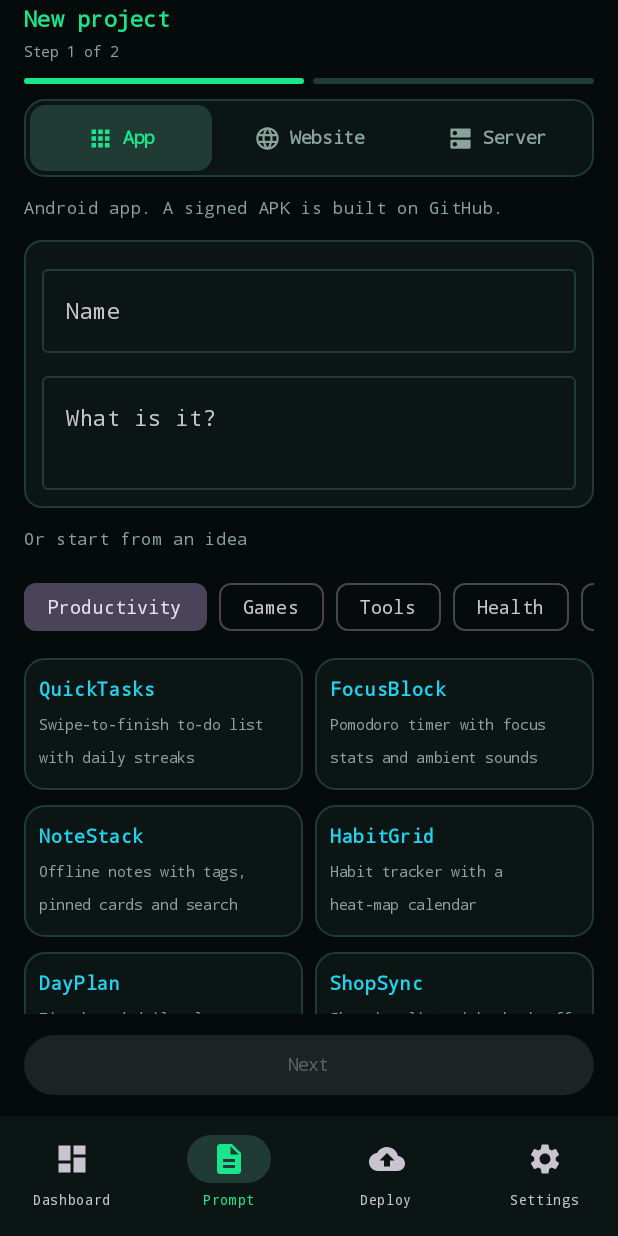
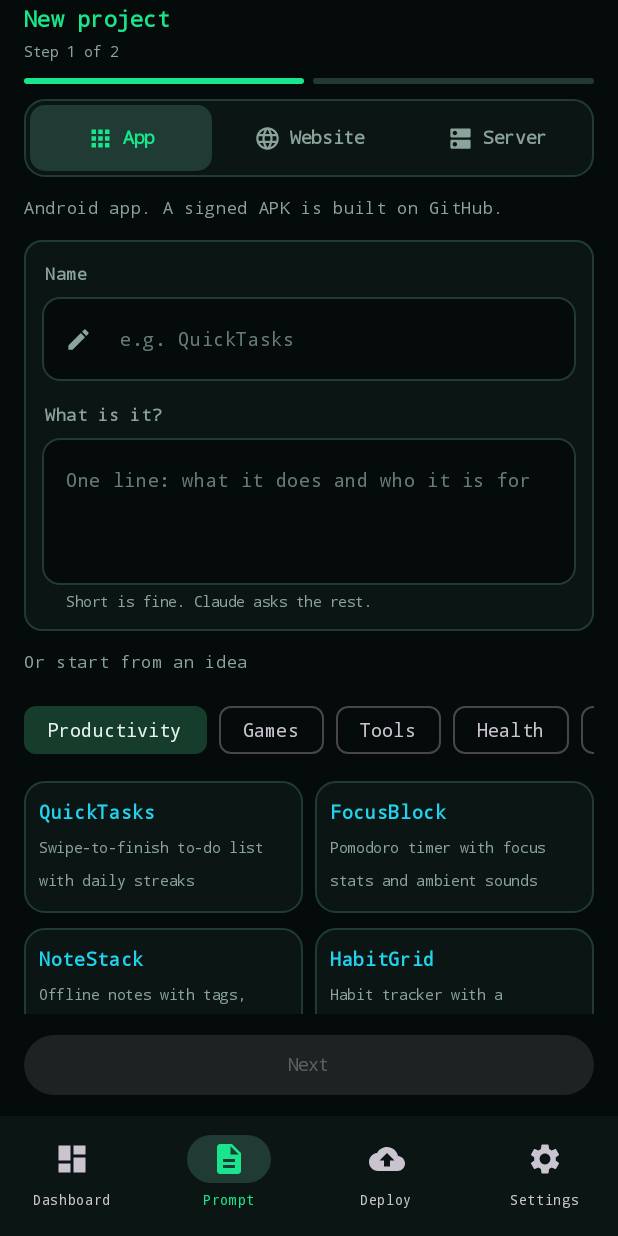
Before and after one commit to krishna000627-pixel/apphub, an Android app built with Jetpack Compose: the screen it shows after launch (MainActivity), item 2 of the bottom bar chosen, on a phone screen of 412 x 824 dp. Run offline under Robolectric (Android 15) with nearby library versions, the phone set to English and light mode, and no system bars; our stand-ins replace Room's generated code; pictures from the network do not load; 24 statements that could not run were skipped.

Commit message:
v80: update from App Hub

```diff
--- a/app/build.gradle.kts
+++ b/app/build.gradle.kts
@@ -25,7 +25,7 @@ android {
     defaultConfig {
         applicationId = "com.krishna.apphub"
         minSdk = 26; targetSdk = 35
-        versionCode = 79; versionName = "79.0"
+        versionCode = 80; versionName = "80.0"
         buildConfigField("String", "APPHUB_CLIENT_SECRET", "\"${project.findProperty("APPHUB_CLIENT_SECRET") ?: ""}\"")
         buildConfigField("String", "APPHUB_CLIENT_ID", "\"${project.findProperty("APPHUB_CLIENT_ID") ?: "Ov23lid24TxTmpt2GX9e"}\"")
     }
--- a/app/src/main/java/com/krishna/apphub/About.kt
+++ b/app/src/main/java/com/krishna/apphub/About.kt
@@ -18,6 +18,7 @@ import androidx.navigation.NavHostController
 /** v28: short release notes shown on the About page (newest first). */
 object ChangeLog {
     val list: List<Pair<String, List<String>>> = listOf(
+        "v80" to listOf("The dot at the end of the download bar is gone. Text and icons on buttons now follow the colour behind them (white on the darker buttons of the light themes), and chips and bars use the theme colour instead of lilac. The prompt page has new input boxes: label above, inset box, green border while you type, a clear button, and a hint. Picked idea and option cards get a soft green fill."),
         "v79" to listOf("The build log looks like GitHub.com: one block per step with a status icon, name and time. Tap a step to open it; a running or failed step starts open. While a build runs the steps and the log refresh by themselves and the page follows the newest line. Errors are red, warnings amber, commands cyan, and every line has its number."),
         "v78" to listOf("Live build steps: open a running build on the Builds page and its steps update every 3 seconds, with the running step marked and counting up, and the time of each finished step. A running job's log page checks again every 4 seconds, follows the newest line, and fills in as soon as GitHub has the text."),
         "v77" to listOf("Tapping a card (build, app, release) now tints the whole card at once, with no half-covering circle."),
--- a/app/src/main/java/com/krishna/apphub/Dialogs.kt
+++ b/app/src/main/java/com/krishna/apphub/Dialogs.kt
@@ -77,7 +77,7 @@ fun dCancel(label: String = "Cancel", onClick: () -> Unit) = DAct(label, DAct.CA
     val label = @Composable { Text(a.label, fontSize = 14.sp, fontWeight = if (a.style == DAct.FILLED) FontWeight.Bold else FontWeight.Normal, maxLines = 1, softWrap = false, overflow = TextOverflow.Ellipsis) }
     when {
         a.style == DAct.FILLED -> Button(a.onClick, m, enabled = a.enabled, contentPadding = pad,
-            colors = ButtonDefaults.buttonColors(containerColor = c, contentColor = Color.Black)) { label() }
+            colors = ButtonDefaults.buttonColors(containerColor = c, contentColor = onFill(c))) { label() }
         a.style == DAct.OUTLINED || inRow -> OutlinedButton(a.onClick, m, enabled = a.enabled, contentPadding = pad,
             border = BorderStroke(1.dp, c.copy(alpha = 0.7f)), colors = ButtonDefaults.outlinedButtonColors(contentColor = c)) { label() }
         else -> TextButton(a.onClick, m, enabled = a.enabled, contentPadding = pad, colors = ButtonDefaults.textButtonColors(contentColor = c)) { label() }
--- a/app/src/main/java/com/krishna/apphub/Pages.kt
+++ b/app/src/main/java/com/krishna/apphub/Pages.kt
@@ -73,7 +73,7 @@ fun repoOf(url: String): String {
             OutlinedButton(onOpen, Modifier.weight(1f), contentPadding = PaddingValues(horizontal = 8.dp, vertical = 8.dp)) { BtnText("Open") }
             if (!added) Button({ type?.let { onAdd(it) } }, Modifier.weight(1f), enabled = canAdd && type != null,
                 contentPadding = PaddingValues(horizontal = 8.dp, vertical = 8.dp),
-                colors = ButtonDefaults.buttonColors(containerColor = Green, contentColor = Color.Black)) { BtnText(if (type == null) "Pick type" else "Add") }
+                colors = ButtonDefaults.buttonColors(containerColor = Green, contentColor = onFill(Green))) { BtnText(if (type == null) "Pick type" else "Add") }
         }
     }
 }
--- a/app/src/main/java/com/krishna/apphub/PromptPages.kt
+++ b/app/src/main/java/com/krishna/apphub/PromptPages.kt
@@ -27,6 +27,7 @@ import androidx.compose.ui.Alignment
 import androidx.compose.ui.Modifier
 import androidx.compose.ui.draw.clip
 import androidx.compose.ui.graphics.Color
+import androidx.compose.ui.graphics.lerp
 import androidx.compose.ui.graphics.vector.ImageVector
 import androidx.compose.ui.text.font.FontWeight
 import androidx.compose.ui.unit.dp
@@ -57,7 +58,7 @@ import androidx.navigation.NavHostController
         }
         if (adopt) Text("Makes this project work with App Hub: workflow, version, secrets and delivery. Send it to Claude with the project.", fontSize = 12.sp, color = Muted)
         else {
-            OutlinedTextField(note, { note = it }, Modifier.fillMaxWidth(), minLines = 4, label = { Text(Prompts.hint(task, p.kind)) })
+            HubField("Details", note, { note = it }, Prompts.hint(task, p.kind), minLines = 4)
             if (task == "Fix error") Mono(if (err.isBlank()) "No build error on record." else "Build error included (${err.lines().count { it.isNotBlank() }} lines)", color = Muted)
             Row(verticalAlignment = Alignment.CenterVertically) {
                 HubSwitch(deliver, { deliver = it; vm.prefs.promptDeliver = it })
@@ -98,9 +99,28 @@ private val CardShape = RoundedCornerShape(14.dp)
         }
     }
 
+/**
+ * v80: one input box for the prompt pages. The label sits above the box, the box is inset (darker than the card it sits in),
+ * the border turns green when you type, and a single-line box has a clear (x) button.
+ */
+@Composable fun HubField(label: String, value: String, onChange: (String) -> Unit, placeholder: String, modifier: Modifier = Modifier,
+                         singleLine: Boolean = false, minLines: Int = 1, icon: ImageVector? = null, hint: String = "") {
+    Column(modifier) {
+        Text(label, fontSize = 12.sp, fontWeight = FontWeight.Bold, color = Muted, modifier = Modifier.padding(start = 2.dp, bottom = 4.dp))
+        OutlinedTextField(value, onChange, Modifier.fillMaxWidth(), singleLine = singleLine, minLines = minLines,
+            placeholder = { Text(placeholder, fontSize = 14.sp, color = Muted.copy(alpha = 0.75f)) },
+            leadingIcon = icon?.let { ic -> { Icon(ic, null, Modifier.size(18.dp), tint = Muted) } },
+            trailingIcon = if (singleLine && value.isNotEmpty()) ({ IconButton({ onChange("") }, Modifier.size(36.dp)) { Icon(Icons.Default.Close, null, Modifier.size(16.dp), tint = Muted) } }) else null,
+            supportingText = if (hint.isNotBlank()) ({ Text(hint, fontSize = 11.sp, color = Muted) }) else null,
+            shape = RoundedCornerShape(12.dp),
+            colors = OutlinedTextFieldDefaults.colors(focusedBorderColor = Green, unfocusedBorderColor = Line, cursorColor = Green,
+                focusedContainerColor = Bg, unfocusedContainerColor = Bg))
+    }
+}
+
 /** Page 2: an idea card (two per row). The chosen one gets a green border. */
 @Composable private fun IdeaCard(name: String, pitch: String, selected: Boolean, modifier: Modifier, onClick: () -> Unit) =
-    Column(modifier.fillMaxHeight().background(Surf, CardShape).border(1.dp, if (selected) Green else Line, CardShape).clip(CardShape)
+    Column(modifier.fillMaxHeight().background(if (selected) lerp(Surf, Green, 0.12f) else Surf, CardShape).border(1.dp, if (selected) Green else Line, CardShape).clip(CardShape)
         .clickable(onClick = onClick).padding(10.dp)) {
         Text(name, color = if (selected) Green else Cyan, fontWeight = FontWeight.Bold, fontSize = 14.sp, maxLines = 1, overflow = TextOverflow.Ellipsis)
         Spacer(Modifier.height(2.dp))
@@ -109,7 +129,7 @@ private val CardShape = RoundedCornerShape(14.dp)
 
 /** Page 3: one choice with a short reason, radio style. */
 @Composable private fun OptionCard(title: String, sub: String, selected: Boolean, onClick: () -> Unit) =
-    Row(Modifier.fillMaxWidth().background(Surf, CardShape).border(1.dp, if (selected) Green else Line, CardShape).clip(CardShape)
+    Row(Modifier.fillMaxWidth().background(if (selected) lerp(Surf, Green, 0.12f) else Surf, CardShape).border(1.dp, if (selected) Green else Line, CardShape).clip(CardShape)
         .clickable(onClick = onClick).padding(12.dp), verticalAlignment = Alignment.CenterVertically) {
         Box(Modifier.size(20.dp).border(2.dp, if (selected) Green else Muted, CircleShape).padding(4.dp)) {
             if (selected) Box(Modifier.fillMaxSize().background(Green, CircleShape))
@@ -201,9 +221,10 @@ private fun hostNote(h: String) = when (h) {
                             ProjectType.SERVER -> "An API or a bot backend with a health check."
                         }, fontSize = 12.sp, color = Muted)
                         Panel {
-                            OutlinedTextField(name, { name = it }, Modifier.fillMaxWidth(), singleLine = true, label = { Text("Name") })
-                            Spacer(Modifier.height(8.dp))
-                            OutlinedTextField(pitch, { pitch = it }, Modifier.fillMaxWidth(), minLines = 2, label = { Text("What is it?") })
+                            HubField("Name", name, { name = it }, "e.g. QuickTasks", singleLine = true, icon = Icons.Default.Edit)
+                            Spacer(Modifier.height(12.dp))
+                            HubField("What is it?", pitch, { pitch = it }, "One line: what it does and who it is for", minLines = 3,
+                                hint = "Short is fine. Claude asks the rest.")
                         }
                         Text("Or start from an idea", color = Muted, fontSize = 12.sp)
                         if (app) Row(Modifier.horizontalScroll(rememberScrollState()), horizontalArrangement = Arrangement.spacedBy(8.dp)) {
@@ -249,7 +270,7 @@ private fun hostNote(h: String) = when (h) {
             }
         }
         Row(Modifier.fillMaxWidth().padding(vertical = 10.dp), horizontalArrangement = Arrangement.spacedBy(8.dp)) {
-            val green = ButtonDefaults.buttonColors(containerColor = Green, contentColor = Color.Black)
+            val green = ButtonDefaults.buttonColors(containerColor = Green, contentColor = onFill(Green))
             if (step == 2) {   // the ready page is always step 2 (an app skips step 1)
                 Button({
                     vm.copy(if (app) Prompts.buildPrompt(name.trim(), pitch.trim()) else Prompts.newProject(kind, name.trim(), pitch.trim(), curStack, curHost), quiet = true)
--- a/app/src/main/java/com/krishna/apphub/RenderScreen.kt
+++ b/app/src/main/java/com/krishna/apphub/RenderScreen.kt
@@ -125,7 +125,7 @@ private fun deployLook(st: String): Pair<String, Color> = when (st) {
             OutlinedButton({ open(sv.dashboardUrl) }, Modifier.weight(1f), contentPadding = pad) { BtnText("Open") }
             if (!sv.suspended) OutlinedButton({ vm.renderDeploy(sv) }, Modifier.weight(1f), contentPadding = pad) { BtnText("Deploy") }
             if (!added && sv.repo.isNotBlank()) Button({ type?.let { vm.importProject(sv.name, sv.repo, it, sv.url) } }, Modifier.weight(1f), contentPadding = pad,
-                colors = ButtonDefaults.buttonColors(containerColor = Green, contentColor = Color.Black)) { BtnText("Add") }
+                colors = ButtonDefaults.buttonColors(containerColor = Green, contentColor = onFill(Green))) { BtnText("Add") }
         }
     }
 }
--- a/app/src/main/java/com/krishna/apphub/Screens.kt
+++ b/app/src/main/java/com/krishna/apphub/Screens.kt
@@ -94,7 +94,7 @@ fun installLabel(vm: HubVM, p: Project, upd: Boolean): String = when {
 }
 
 @Composable fun BigButton(t: String, icon: ImageVector, onClick: () -> Unit) =
-    Button(onClick, Modifier.fillMaxWidth().height(48.dp), colors = ButtonDefaults.buttonColors(containerColor = Green, contentColor = Color.Black)) {
+    Button(onClick, Modifier.fillMaxWidth().height(48.dp), colors = ButtonDefaults.buttonColors(containerColor = Green, contentColor = onFill(Green))) {
         Icon(icon, null); Spacer(Modifier.width(8.dp)); Text(t, fontWeight = FontWeight.Bold)
     }
 
@@ -306,7 +306,7 @@ fun goDeploy(vm: HubVM, nav: NavHostController, p: Project) {
         }
         }
         if (ps.isEmpty()) EmptyState(Icons.Default.Apps, "No apps yet", "Add your own app, or bring back the preset apps.", Modifier.padding(top = 12.dp)) {
-            Button({ vm.restorePresets() }, colors = ButtonDefaults.buttonColors(containerColor = Green, contentColor = Color.Black)) { Text("Add presets") }
+            Button({ vm.restorePresets() }, colors = ButtonDefaults.buttonColors(containerColor = Green, contentColor = onFill(Green))) { Text("Add presets") }
             OutlinedButton({ nav.navigate("add") }) { Text("Add app") }
         } else if (shown.isEmpty()) {
             val (ic, t, d) = when {
@@ -365,11 +365,11 @@ fun goDeploy(vm: HubVM, nav: NavHostController, p: Project) {
                 else Icon(Icons.Default.Build, null, Modifier.size(16.dp))
                 Spacer(Modifier.width(4.dp)); BtnText("Build")
             }
-            Button({ goDeploy(vm, nav, p) }, Modifier.weight(1f), contentPadding = BtnPad, colors = ButtonDefaults.buttonColors(containerColor = Green, contentColor = Color.Black)) {
+            Button({ goDeploy(vm, nav, p) }, Modifier.weight(1f), contentPadding = BtnPad, colors = ButtonDefaults.buttonColors(containerColor = Green, contentColor = onFill(Green))) {
                 Icon(Icons.Default.CloudUpload, null, Modifier.size(16.dp)); Spacer(Modifier.width(4.dp)); BtnText("Deploy")
             }
-            if (upd || dl != null) Button({ nav.navigate("install/${p.id}") }, Modifier.weight(1f), contentPadding = BtnPad, colors = ButtonDefaults.buttonColors(containerColor = Amber, contentColor = Color.Black)) {
-                if (dl != null) CircularProgressIndicator({ dl / 100f }, Modifier.size(14.dp), color = Color.Black, strokeWidth = 2.dp)
+            if (upd || dl != null) Button({ nav.navigate("install/${p.id}") }, Modifier.weight(1f), contentPadding = BtnPad, colors = ButtonDefaults.buttonColors(containerColor = Amber, contentColor = onFill(Amber))) {
+                if (dl != null) CircularProgressIndicator({ dl / 100f }, Modifier.size(14.dp), color = onFill(Amber), trackColor = onFill(Amber).copy(alpha = 0.3f), strokeWidth = 2.dp)
                 else Icon(Icons.Default.Download, null, Modifier.size(16.dp))
                 Spacer(Modifier.width(4.dp)); BtnText(if (dl != null) "$dl%" else if (vm.isInstalled(p) == false) "Install" else "Update")
             }
@@ -405,7 +405,7 @@ fun goDeploy(vm: HubVM, nav: NavHostController, p: Project) {
 
 @Composable fun HubSwitch(checked: Boolean, onChange: (Boolean) -> Unit) = Switch(checked, onChange,
     colors = SwitchDefaults.colors(
-        checkedThumbColor = Color.Black, checkedTrackColor = Green, checkedBorderColor = Green,
+        checkedThumbColor = onFill(Green), checkedTrackColor = Green, checkedBorderColor = Green,
         uncheckedThumbColor = Muted, uncheckedTrackColor = Color.Transparent, uncheckedBorderColor = Muted
     ))
 
@@ -472,7 +472,7 @@ fun goDeploy(vm: HubVM, nav: NavHostController, p: Project) {
             vm.update(p.copy(name = name.trim().ifBlank { p.name }, repo = r, packageName = if (type == ProjectType.APP) pkg.trim() else p.packageName, stack = stack.trim(), version = ver.trim().ifBlank { p.version },
                 type = type.name, liveUrl = if (type == ProjectType.APP) p.liveUrl else cleanUrl(url)))
             vm.toast("Saved")
-        }, Modifier.fillMaxWidth().height(46.dp), enabled = dirty, colors = ButtonDefaults.buttonColors(containerColor = Green, contentColor = Color.Black)) {
+        }, Modifier.fillMaxWidth().height(46.dp), enabled = dirty, colors = ButtonDefaults.buttonColors(containerColor = Green, contentColor = onFill(Green))) {
             Icon(Icons.Default.Check, null, Modifier.size(18.dp)); Spacer(Modifier.width(8.dp)); Text(if (dirty) "Save changes" else "Saved", fontWeight = FontWeight.Bold)
         }
         Panel {
@@ -531,7 +531,7 @@ fun goDeploy(vm: HubVM, nav: NavHostController, p: Project) {
             Mono("${"%.1f".format(lf.length() / 1048576.0)} MB • ${agoMs(lf.lastModified())}", color = Muted)
             Spacer(Modifier.height(8.dp))
             Row(horizontalArrangement = Arrangement.spacedBy(8.dp)) {
-                Button({ vm.useFile(lf) }, colors = ButtonDefaults.buttonColors(containerColor = Cyan, contentColor = Color.Black)) { Text("Use this zip") }
+                Button({ vm.useFile(lf) }, colors = ButtonDefaults.buttonColors(containerColor = Cyan, contentColor = onFill(Cyan))) { Text("Use this zip") }
                 OutlinedButton({ if (p != null) vm.deployFile(ctx, p, lf) }) { Text("Push now") }
             }
         }
@@ -605,7 +605,7 @@ fun goDeploy(vm: HubVM, nav: NavHostController, p: Project) {
             }
             if (last.ok == true) {
                 Spacer(Modifier.height(8.dp))
-                Button({ nav.navigate("install/${p.id}") }, colors = ButtonDefaults.buttonColors(containerColor = Cyan, contentColor = Color.Black)) {
+                Button({ nav.navigate("install/${p.id}") }, colors = ButtonDefaults.buttonColors(containerColor = Cyan, contentColor = onFill(Cyan))) {
                     Icon(Icons.Default.Download, null, Modifier.size(16.dp)); Text(" Install this build")
                 }
             }
@@ -664,7 +664,7 @@ private fun openApp(ctx: android.content.Context, vm: HubVM, p: Project) {
             prog != null -> Panel(border = Cyan) {
                 Text("Downloading ${(prog * 100).toInt()}%", fontWeight = FontWeight.Bold)
                 Spacer(Modifier.height(6.dp))
-                LinearProgressIndicator({ prog }, Modifier.fillMaxWidth(), color = Green)
+                LinearProgressIndicator({ prog }, Modifier.fillMaxWidth(), color = Green, gapSize = 0.dp, drawStopIndicator = {})
                 rel?.let { if (it.sizeKb > 0) Mono("${"%.1f".format(it.sizeKb * prog / 1024.0)} / ${"%.1f".format(it.sizeKb / 1024.0)} MB", Modifier.padding(top = 4.dp), Muted) }
                 Text("Keeps going if you leave this page.", fontSize = 11.sp, color = Muted)
             }
@@ -688,7 +688,7 @@ private fun openApp(ctx: android.content.Context, vm: HubVM, p: Project) {
                 else -> "Download & install"
             }
             Button({ if (ready) vm.installCached(ctx, p) else vm.download(ctx, p, r, true) }, Modifier.fillMaxWidth().height(48.dp), enabled = prog == null,
-                colors = ButtonDefaults.buttonColors(containerColor = Green, contentColor = Color.Black)) {
+                colors = ButtonDefaults.buttonColors(containerColor = Green, contentColor = onFill(Green))) {
                 Icon(Icons.Default.Download, null); Spacer(Modifier.width(8.dp)); Text(label, fontWeight = FontWeight.Bold)
             }
             if (phone == true && p.packageName.isNotBlank()) OutlinedButton({ openApp(ctx, vm, p) }, Modifier.fillMaxWidth()) {
--- a/app/src/main/java/com/krishna/apphub/SettingsPages.kt
+++ b/app/src/main/java/com/krishna/apphub/SettingsPages.kt
@@ -123,7 +123,7 @@ import androidx.navigation.NavHostController
                     val shown = if (i == 0) Themes.of(vm.themeMode, androidx.compose.foundation.isSystemInDarkTheme()).green
                         else Themes.accents[i]!!.let { if (Pal.p.light) it.second else it.first }
                     Box(Modifier.size(34.dp).clip(CircleShape).background(shown).border(2.dp, if (vm.accent == i) Pal.p.text else Color.Transparent, CircleShape)
-                        .clickable { vm.changeAccent(i) }, contentAlignment = Alignment.Center) { if (i == 0) Text("A", fontSize = 12.sp, color = Color.Black, fontWeight = FontWeight.Bold) }
+                        .clickable { vm.changeAccent(i) }, contentAlignment = Alignment.Center) { if (i == 0) Text("A", fontSize = 12.sp, color = onFill(shown), fontWeight = FontWeight.Bold) }
                 }
             }
             Text("Changes the buttons, titles and switches. The first circle is the theme's own colour.", Modifier.padding(top = 6.dp), fontSize = 11.sp, color = Muted)
--- a/app/src/main/java/com/krishna/apphub/Theme.kt
+++ b/app/src/main/java/com/krishna/apphub/Theme.kt
@@ -10,6 +10,8 @@ import androidx.compose.ui.platform.LocalView
 import androidx.compose.ui.unit.Density
 import androidx.core.view.WindowCompat
 import androidx.compose.ui.graphics.Color
+import androidx.compose.ui.graphics.lerp
+import androidx.compose.ui.graphics.luminance
 import androidx.compose.ui.text.font.FontFamily
 
 /** v74: one colour set per theme. [green] is the main accent of the theme (buttons, titles, switches). */
@@ -56,11 +58,22 @@ val Red: Color get() = Pal.p.red
 val Amber: Color get() = Pal.p.amber
 val Muted: Color get() = Pal.p.muted
 
-private fun scheme(p: Palette, accent: Color) =
-    if (p.light) lightColorScheme(primary = accent, onPrimary = Color.Black, secondary = p.cyan, background = p.bg, surface = p.surf,
-        onSurface = p.text, onBackground = p.text, error = p.red, surfaceVariant = p.surfVar, outline = p.line)
-    else darkColorScheme(primary = accent, onPrimary = Color.Black, secondary = p.cyan, background = p.bg, surface = p.surf,
-        onSurface = p.text, onBackground = p.text, error = p.red, surfaceVariant = p.surfVar, outline = p.line)
+/** v80: text / icon colour for a button or chip filled with [c]: white on the darker fills of the light themes, black on the bright ones. */
+fun onFill(c: Color): Color {
+    val l = c.luminance()
+    val white = 1.05f / (l + 0.05f); val black = (l + 0.05f) / 0.05f
+    return if (white >= black * 0.8f) Color.White else Color.Black
+}
+
+private fun scheme(p: Palette, accent: Color): ColorScheme {
+    val tint = lerp(p.surf, accent, 0.22f)   // v80: selected chips, tracks and the like use the theme, not the default lilac
+    return if (p.light) lightColorScheme(primary = accent, onPrimary = onFill(accent), secondary = p.cyan, background = p.bg, surface = p.surf,
+        onSurface = p.text, onBackground = p.text, error = p.red, surfaceVariant = p.surfVar, outline = p.line,
+        secondaryContainer = tint, onSecondaryContainer = p.text, primaryContainer = tint, onPrimaryContainer = p.text)
+    else darkColorScheme(primary = accent, onPrimary = onFill(accent), secondary = p.cyan, background = p.bg, surface = p.surf,
+        onSurface = p.text, onBackground = p.text, error = p.red, surfaceVariant = p.surfVar, outline = p.line,
+        secondaryContainer = tint, onSecondaryContainer = p.text, primaryContainer = tint, onPrimaryContainer = p.text)
+}
 
 private fun mono(): Typography {
     val t = Typography(); val m = FontFamily.Monospace
```
Also changed, not shown: app/src/main/java/com/krishna/apphub/ProjectPage.kt (+4 -4 lines), 1 other file.
